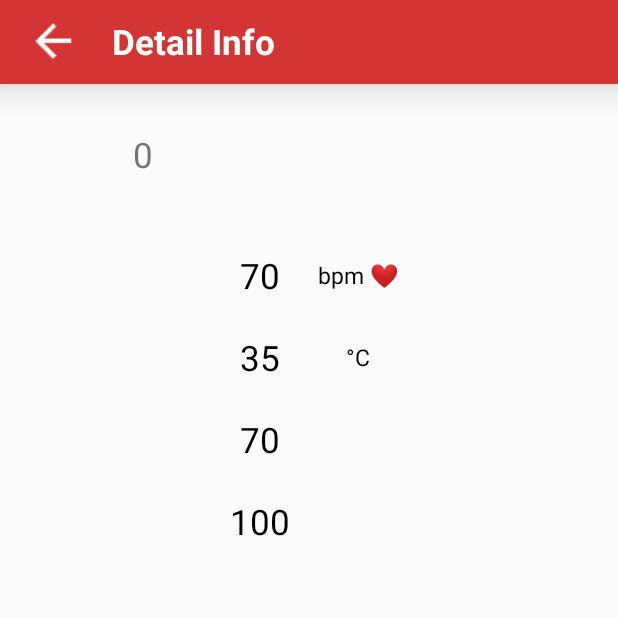
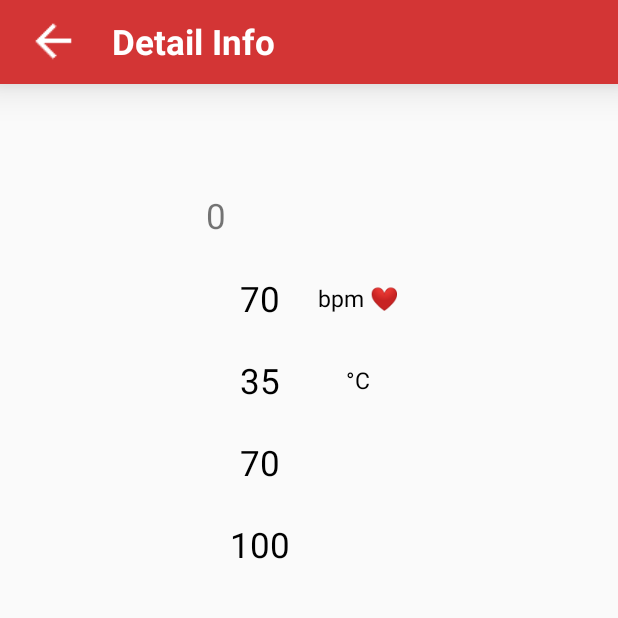
Before and after one commit to matihad/e-band, an Android app: the DetailActivity screen opened directly, with no data from a screen before it, on a phone screen of 412 x 824 dp, the top half of it. Run offline under Robolectric (Android 15) with nearby library versions, the phone set to English and light mode, and no system bars; our stand-ins replace sdp/ssp sizes; 3 statements that could not run were skipped.

Commit message:
detail is changed

```diff
--- a/app/src/main/res/layout/activity_detail.xml
+++ b/app/src/main/res/layout/activity_detail.xml
@@ -21,12 +21,68 @@
 
         <LinearLayout
             android:layout_width="match_parent"
+            android:layout_height="@dimen/_90sdp"
+            android:orientation="vertical">
+
+            <LinearLayout
+                android:layout_width="match_parent"
+                android:layout_height="match_parent"
+                android:orientation="horizontal">
+
+
+                <ImageView
+                    android:layout_width="match_parent"
+                    android:layout_height="match_parent"
+                    android:layout_weight="2" />
+
+                <LinearLayout
+                    android:layout_width="match_parent"
+                    android:layout_height="match_parent"
+                    android:layout_weight="1"
+                    android:orientation="vertical">
+
+                    <TextView
+                        android:id="@+id/patient_name"
+                        android:layout_width="match_parent"
+                        android:layout_height="match_parent"
+                        android:layout_weight="1"
+                        android:gravity="center"
+                        android:textSize="@dimen/_18sdp" />
+
+                    <LinearLayout
+                        android:layout_width="match_parent"
+                        android:layout_height="match_parent"
+                        android:layout_weight="1"
+                        android:orientation="horizontal">
+
+                        <TextView
+                            android:id="@+id/patient_age"
+                            android:layout_width="match_parent"
                             android:layout_height="wrap_content"
-            android:orientation="vertical">
+                            android:layout_gravity="center"
+                            android:layout_weight="1"
+
+                            android:textSize="@dimen/_18sdp" />
+
+                        <TextView
+                            android:id="@+id/patient_status"
+                            android:layout_width="match_parent"
+                            android:layout_height="wrap_content"
+                            android:layout_gravity="center"
+                            android:gravity="left"
+                            android:layout_weight="1"
+                            android:textSize="@dimen/_18sdp"
+                            android:textStyle="bold" />
+
+                    </LinearLayout>
+
+                </LinearLayout>
+
+            </LinearLayout>
 
 
             <!-- patient info : name age status -->
-            <LinearLayout
+            <!--<LinearLayout
                 android:layout_width="match_parent"
                 android:layout_height="match_parent"
                 android:layout_marginBottom="@dimen/_30sdp"
@@ -68,7 +124,7 @@
                         android:textSize="@dimen/_18sdp"
                         android:textStyle="bold" />
 
-                </LinearLayout>
+                </LinearLayout>-->
         </LinearLayout>
 
         <!-- Heart Rate -->
@@ -101,9 +157,9 @@
         </LinearLayout>
 
         <LinearLayout
-                android:layout_marginTop="@dimen/_13sdp"
             android:layout_width="match_parent"
             android:layout_height="wrap_content"
+            android:layout_marginTop="@dimen/_13sdp"
             android:gravity="center"
             android:orientation="horizontal">
 
@@ -131,9 +187,9 @@
 
         <!-- Blood Pressure -->
         <LinearLayout
-                android:layout_marginTop="@dimen/_13sdp"
             android:layout_width="match_parent"
             android:layout_height="wrap_content"
+            android:layout_marginTop="@dimen/_13sdp"
             android:gravity="center"
             android:orientation="horizontal">
 
@@ -160,9 +216,9 @@
 
         <!-- Oxygen -->
         <LinearLayout
-                android:layout_marginTop="@dimen/_13sdp"
             android:layout_width="match_parent"
             android:layout_height="wrap_content"
+            android:layout_marginTop="@dimen/_13sdp"
             android:gravity="center"
             android:orientation="horizontal">
 
@@ -192,4 +248,5 @@
 
 </LinearLayout>
 
-</LinearLayout>
+    <!--
+    </LinearLayout>-->
```
Lines whose indentation alone changed are shown as unchanged.
